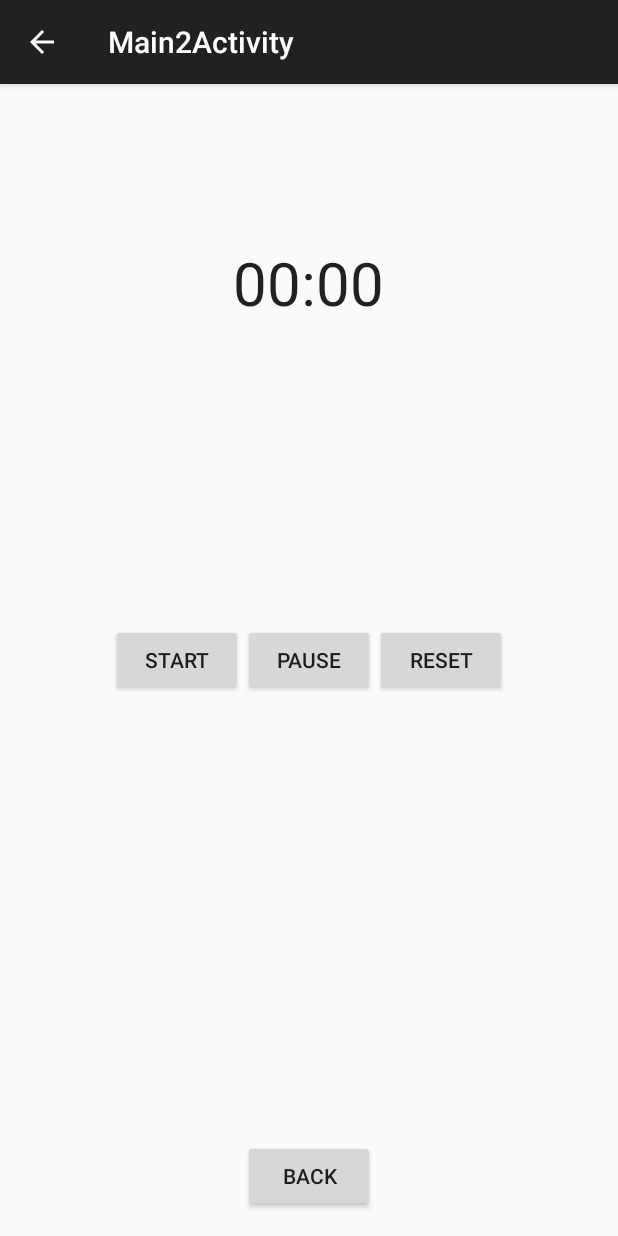
After one commit to AmineBerdaoui/INF4042_BERDAOUI_TRIKI, an Android app: the Main2Activity screen opened directly, with no data from a screen before it, on a phone screen of 412 x 824 dp. The commit adds this screen. Run offline under Robolectric (Android 15) with nearby library versions, the phone set to English and light mode, and no system bars.

Commit message:
Projet Mobile

```diff
--- /dev/null
+++ b/app/src/main/java/org/esiea/berdaoui_triki/todolistesiea/Main2Activity.java
@@ -0,0 +1,97 @@
+package org.esiea.berdaoui_triki.todolistesiea;
+
+import android.annotation.TargetApi;
+import android.app.NotificationManager;
+import android.app.PendingIntent;
+import android.app.TaskStackBuilder;
+import android.content.Context;
+import android.content.Intent;
+import android.os.Build;
+import android.os.Bundle;
+import android.os.SystemClock;
+import android.support.v4.app.NotificationCompat;
+import android.support.v7.app.ActionBarActivity;
+import android.view.View;
+import android.widget.Button;
+import android.widget.Chronometer;
+import android.widget.Toast;
+
+public class Main2Activity extends ActionBarActivity implements View.OnClickListener {
+
+    Button bBack;
+    Button bStart;
+    Button bPause;
+    Button bReset;
+    Chronometer chrono;
+    long time = 0;
+
+
+    @Override
+    protected void onCreate(Bundle savedInstanceState) {
+        super.onCreate(savedInstanceState);
+        setContentView(R.layout.activity_main2);
+
+        bStart = (Button) findViewById(R.id.bStart);
+        bPause = (Button) findViewById(R.id.bPause);
+        bReset = (Button) findViewById(R.id.bReset);
+        chrono = (Chronometer)findViewById(R.id.chrono);
+        bBack = (Button) findViewById(R.id.bLink);
+
+
+
+
+        bStart.setOnClickListener(this);
+        bPause.setOnClickListener(this);
+        bReset.setOnClickListener(this);
+        bBack.setOnClickListener(this);
+
+    }
+
+    @TargetApi(Build.VERSION_CODES.JELLY_BEAN)
+    @Override
+    public void onClick(View arg0){
+        switch(arg0.getId()){
+            case R.id.bStart:
+                chrono.setBase(SystemClock.elapsedRealtime() + time);
+                chrono.start();
+                break;
+
+            case R.id.bPause:
+                time = chrono.getBase() - SystemClock.elapsedRealtime();
+                chrono.stop();
+                //notification();
+                break;
+
+            case R.id.bReset:
+                chrono.setBase(SystemClock.elapsedRealtime());
+                break;
+
+            case R.id.bLink:
+                Context context = getApplicationContext();
+                CharSequence text = "Ceci est un toast";
+                int duration = Toast.LENGTH_SHORT;
+                Toast toast = Toast.makeText(context, text, duration);
+                toast.show();
+               finish();
+                break;
+        }
+
+    }
+
+    @TargetApi(Build.VERSION_CODES.JELLY_BEAN)
+    public void notification(){
+        NotificationCompat.Builder builder = new NotificationCompat.Builder(this).setSmallIcon(R.drawable.ic_launcher).setContentTitle("Notification").setContentText("Reprend ton souffle");
+        Intent resultIntent = new Intent(this, Main2Activity.class);
+        TaskStackBuilder stackBuilder = TaskStackBuilder.create(this);
+        stackBuilder.addParentStack(Main2Activity.class);
+        stackBuilder.addNextIntent(resultIntent);
+        PendingIntent resultPendingIntent =
+                stackBuilder.getPendingIntent(
+                        0,
+                        PendingIntent.FLAG_UPDATE_CURRENT
+                );
+        builder.setContentIntent(resultPendingIntent);
+        NotificationManager notificationManager = (NotificationManager) getSystemService(Context.NOTIFICATION_SERVICE);
+        notificationManager.notify(0, builder.build());
+    }
+}
--- /dev/null
+++ b/app/src/main/res/layout/activity_main2.xml
@@ -0,0 +1,54 @@
+<?xml version="1.0" encoding="utf-8"?>
+<RelativeLayout xmlns:android="http://schemas.android.com/apk/res/android"
+    xmlns:tools="http://schemas.android.com/tools" android:layout_width="match_parent"
+    android:layout_height="match_parent" android:paddingLeft="@dimen/activity_horizontal_margin"
+    android:paddingRight="@dimen/activity_horizontal_margin"
+    android:paddingTop="@dimen/activity_vertical_margin"
+    android:paddingBottom="@dimen/activity_vertical_margin"
+    tools:context="org.esiea.berdaoui_triki.todolistesiea.Main2Activity">
+
+
+    <Button
+        android:layout_width="wrap_content"
+        android:layout_height="wrap_content"
+        android:text="Start"
+        android:id="@+id/bStart"
+        android:layout_centerVertical="true"
+        android:layout_toLeftOf="@+id/bPause"
+        android:layout_toStartOf="@+id/bPause" />
+
+    <Button
+        android:layout_width="wrap_content"
+        android:layout_height="wrap_content"
+        android:text="Pause"
+        android:id="@+id/bPause"
+        android:layout_alignTop="@+id/bStart"
+        android:layout_centerHorizontal="true" />
+
+    <Chronometer
+        android:textSize="40sp"
+        android:layout_width="wrap_content"
+        android:layout_height="wrap_content"
+        android:id="@+id/chrono"
+        android:layout_alignParentTop="true"
+        android:layout_centerHorizontal="true"
+        android:layout_marginTop="89dp" />
+
+    <Button
+        android:layout_width="wrap_content"
+        android:layout_height="wrap_content"
+        android:text="Reset"
+        android:id="@+id/bReset"
+        android:layout_alignTop="@+id/bPause"
+        android:layout_toRightOf="@+id/bPause"
+        android:layout_toEndOf="@+id/bPause" />
+
+    <Button
+        android:layout_width="wrap_content"
+        android:layout_height="wrap_content"
+        android:text="Back"
+        android:id="@+id/bLink"
+        android:layout_alignParentBottom="true"
+        android:layout_toRightOf="@+id/bStart"
+        android:layout_toEndOf="@+id/bStart" />
+</RelativeLayout>
--- a/app/src/main/res/layout/task_view.xml
+++ b/app/src/main/res/layout/task_view.xml
@@ -25,4 +25,6 @@
         android:layout_alignParentRight="true"
         android:layout_alignParentEnd="true"
         android:onClick="onDoneButtonClick" />
+
+
 </RelativeLayout>
--- a/app/src/main/res/values/strings.xml
+++ b/app/src/main/res/values/strings.xml
@@ -1,4 +1,5 @@
 <resources>
     <string name="app_name">TodolistEsiea</string>
     <string name="action_settings">Settings</string>
+    <string name="title_activity_main2">Main2Activity</string>
 </resources>
```
Also changed, not shown: app/src/main/AndroidManifest.xml (+8 -0 lines), app/src/main/java/org/esiea/berdaoui_triki/todolistesiea/Chrono.java (added, +58 -0 lines), app/src/main/java/org/esiea/berdaoui_triki/todolistesiea/MainActivity.java (+8 -0 lines), app/src/main/res/layout/activity_main.xml (added, +54 -0 lines), app/src/main/res/layout/main.xml (+9 -0 lines), app/src/main/res/drawable/ic_launcher.png (added), 30 other files.
